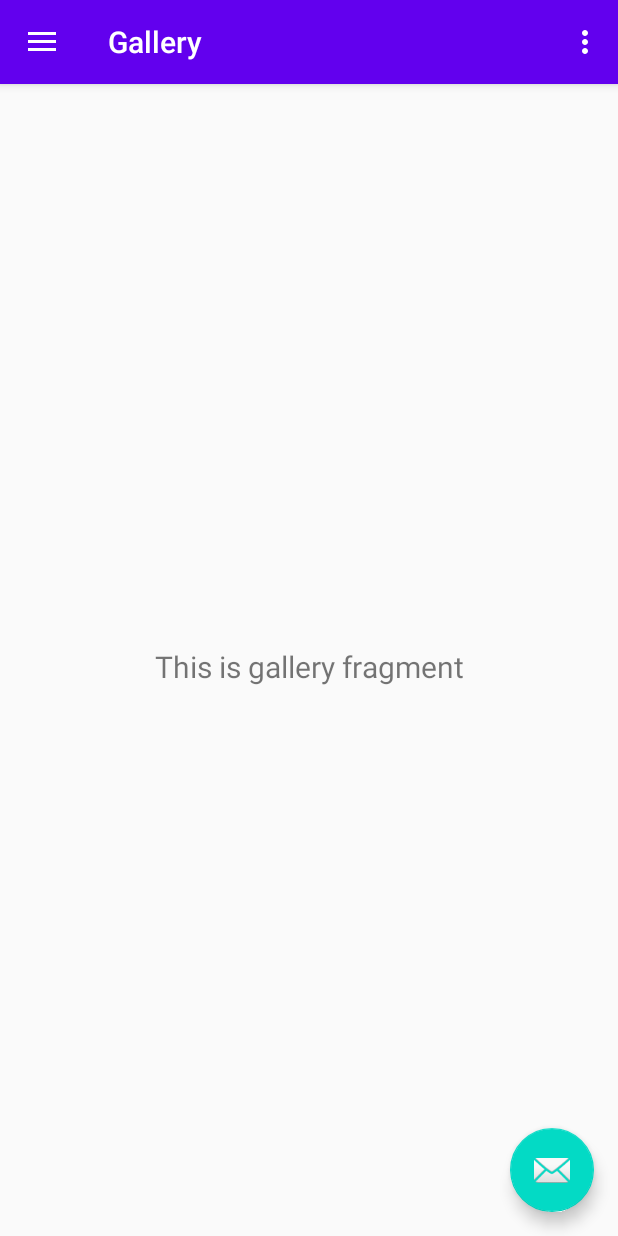
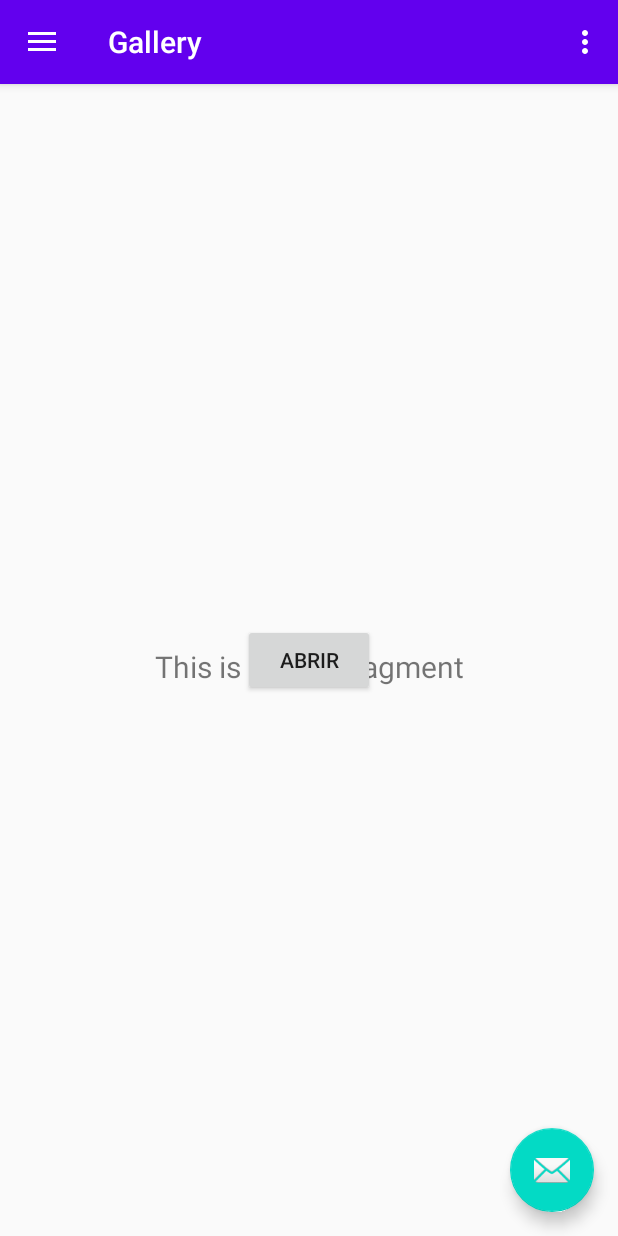
Before and after one commit to Riolu12/Semana12b, an Android app: the GalleryFragment screen opened through its navigation route, on a phone screen of 412 x 824 dp. Run offline under Robolectric (Android 15) with nearby library versions, the phone set to English and light mode, and no system bars; our stand-ins replace navigation-ui.

Commit message:
ComprobanteActu01

```diff
--- a/app/src/main/java/com/example/semana12b/ui/gallery/GalleryFragment.java
+++ b/app/src/main/java/com/example/semana12b/ui/gallery/GalleryFragment.java
@@ -1,9 +1,11 @@
 package com.example.semana12b.ui.gallery;
 
+import android.content.Intent;
 import android.os.Bundle;
 import android.view.LayoutInflater;
 import android.view.View;
 import android.view.ViewGroup;
+import android.widget.Button;
 import android.widget.TextView;
 
 import androidx.annotation.NonNull;
@@ -12,6 +14,7 @@ import androidx.fragment.app.Fragment;
 import androidx.lifecycle.Observer;
 import androidx.lifecycle.ViewModelProviders;
 
+import com.example.semana12b.ComprobanteActivity;
 import com.example.semana12b.R;
 
 public class GalleryFragment extends Fragment {
--- a/app/src/main/res/layout/fragment_gallery.xml
+++ b/app/src/main/res/layout/fragment_gallery.xml
@@ -20,4 +20,14 @@
         app:layout_constraintStart_toStartOf="parent"
         app:layout_constraintTop_toTopOf="parent" />
 
+    <Button
+        android:id="@+id/btnOpen"
+        android:layout_width="wrap_content"
+        android:layout_height="wrap_content"
+        android:text="Abrir"
+        app:layout_constraintBottom_toBottomOf="parent"
+        app:layout_constraintEnd_toEndOf="parent"
+        app:layout_constraintStart_toStartOf="parent"
+        app:layout_constraintTop_toTopOf="parent" />
+
 </androidx.constraintlayout.widget.ConstraintLayout>
```
